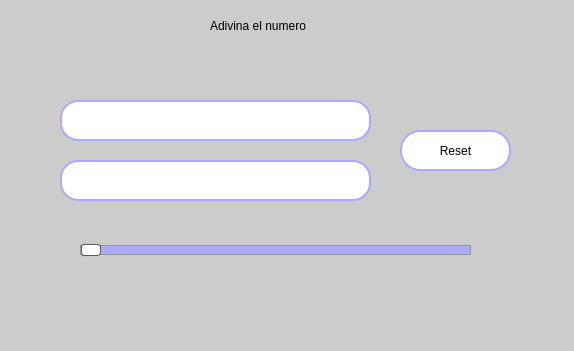
The window that Unidad II/Tareas/E09_Adivina_Numero.ui (P4B11nn/PIP_2025_Unidad1_Eq5) describes before a commit, drawn with Qt 5.
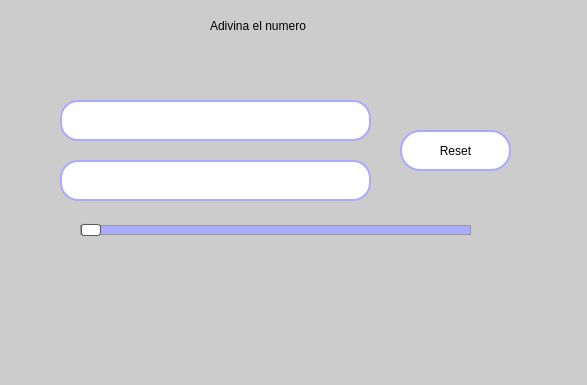
The same window after the commit. Icons and pictures are not drawn.

What changed in the file:
```diff
--- a/Unidad II/Tareas/E09_Adivina_Numero.ui
+++ b/Unidad II/Tareas/E09_Adivina_Numero.ui
@@ -6,8 +6,8 @@
    <rect>
     <x>0</x>
     <y>0</y>
-    <width>574</width>
-    <height>351</height>
+    <width>587</width>
+    <height>385</height>
    </rect>
   </property>
   <property name="windowTitle">
@@ -64,7 +64,7 @@
     <property name="geometry">
      <rect>
       <x>80</x>
-      <y>230</y>
+      <y>210</y>
       <width>391</width>
       <height>41</height>
      </rect>
@@ -156,8 +156,8 @@
      <rect>
       <x>0</x>
       <y>0</y>
-      <width>191</width>
-      <height>51</height>
+      <width>201</width>
+      <height>41</height>
      </rect>
     </property>
     <property name="frameShape">
```
Left out of the diff: 34 changed lines with no effect on the pictures.
